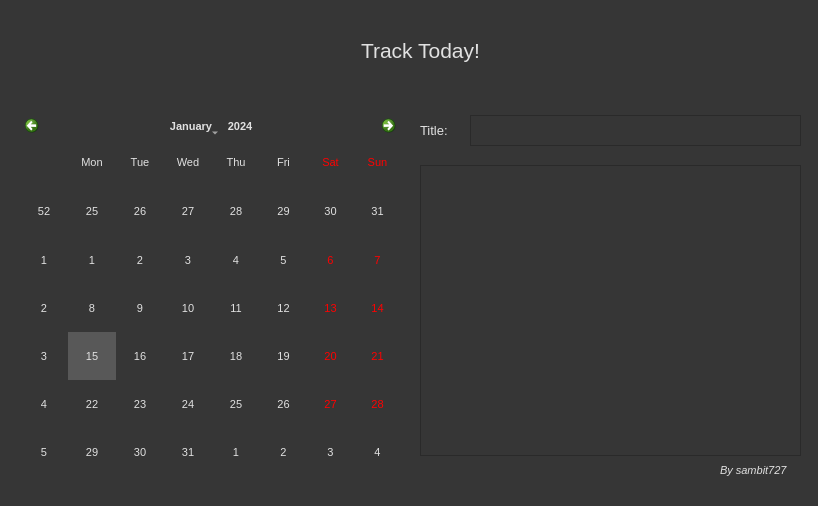
This is Diary App/diary.ui in sambit727/track-today as Qt 5 draws it before an edit. The edited form follows.
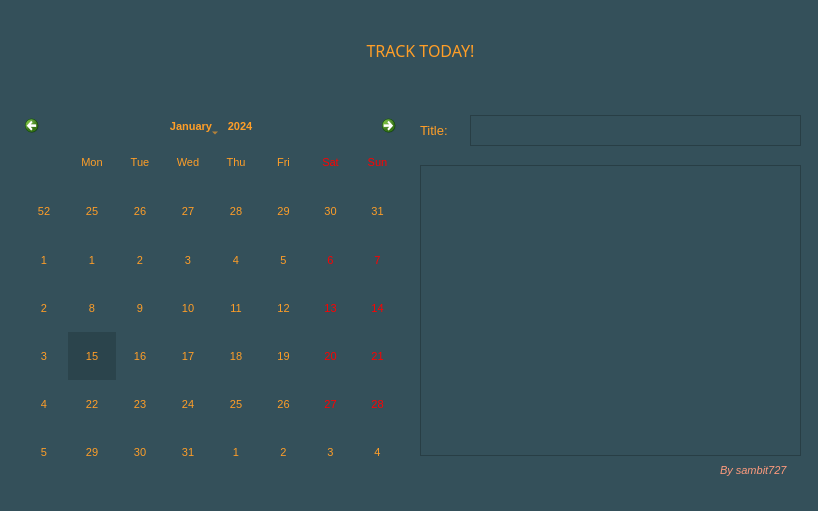
This is the edited form. Icons and pictures are not drawn.

Commit message:
Diary App_08.02.2021
14:16pm

```diff
--- a/Diary App/diary.ui
+++ b/Diary App/diary.ui
@@ -7,7 +7,7 @@
     <x>0</x>
     <y>0</y>
     <width>818</width>
-    <height>506</height>
+    <height>511</height>
    </rect>
   </property>
   <property name="palette">
@@ -25,9 +25,9 @@
      <colorrole role="Button">
       <brush brushstyle="SolidPattern">
        <color alpha="255">
-        <red>54</red>
-        <green>54</green>
-        <blue>54</blue>
+        <red>52</red>
+        <green>80</green>
+        <blue>90</blue>
        </color>
       </brush>
      </colorrole>
@@ -97,18 +97,18 @@
      <colorrole role="Base">
       <brush brushstyle="SolidPattern">
        <color alpha="255">
-        <red>54</red>
-        <green>54</green>
-        <blue>54</blue>
+        <red>52</red>
+        <green>80</green>
+        <blue>90</blue>
        </color>
       </brush>
      </colorrole>
      <colorrole role="Window">
       <brush brushstyle="SolidPattern">
        <color alpha="255">
-        <red>54</red>
-        <green>54</green>
-        <blue>54</blue>
+        <red>52</red>
+        <green>80</green>
+        <blue>90</blue>
        </color>
       </brush>
      </colorrole>
@@ -171,9 +171,9 @@
      <colorrole role="Button">
       <brush brushstyle="SolidPattern">
        <color alpha="255">
-        <red>54</red>
-        <green>54</green>
-        <blue>54</blue>
+        <red>52</red>
+        <green>80</green>
+        <blue>90</blue>
        </color>
       </brush>
      </colorrole>
@@ -243,18 +243,18 @@
      <colorrole role="Base">
       <brush brushstyle="SolidPattern">
        <color alpha="255">
-        <red>54</red>
-        <green>54</green>
-        <blue>54</blue>
+        <red>52</red>
+        <green>80</green>
+        <blue>90</blue>
        </color>
       </brush>
      </colorrole>
      <colorrole role="Window">
       <brush brushstyle="SolidPattern">
        <color alpha="255">
-        <red>54</red>
-        <green>54</green>
-        <blue>54</blue>
+        <red>52</red>
+        <green>80</green>
+        <blue>90</blue>
        </color>
       </brush>
      </colorrole>
@@ -317,9 +317,9 @@
      <colorrole role="Button">
       <brush brushstyle="SolidPattern">
        <color alpha="255">
-        <red>54</red>
-        <green>54</green>
-        <blue>54</blue>
+        <red>52</red>
+        <green>80</green>
+        <blue>90</blue>
        </color>
       </brush>
      </colorrole>
@@ -389,18 +389,18 @@
      <colorrole role="Base">
       <brush brushstyle="SolidPattern">
        <color alpha="255">
-        <red>54</red>
-        <green>54</green>
-        <blue>54</blue>
+        <red>52</red>
+        <green>80</green>
+        <blue>90</blue>
        </color>
       </brush>
      </colorrole>
      <colorrole role="Window">
       <brush brushstyle="SolidPattern">
        <color alpha="255">
-        <red>54</red>
-        <green>54</green>
-        <blue>54</blue>
+        <red>52</red>
+        <green>80</green>
+        <blue>90</blue>
        </color>
       </brush>
      </colorrole>
@@ -459,7 +459,7 @@
    <double>0.975000000000000</double>
   </property>
   <property name="styleSheet">
-   <string notr="true">background-color: rgb(54, 54, 54);</string>
+   <string notr="true">background-color: rgb(52, 80, 90);</string>
   </property>
   <widget class="QWidget" name="centralwidget">
    <widget class="QCalendarWidget" name="calendarWidget">
@@ -487,12 +487,12 @@
      <enum>Qt::StrongFocus</enum>
     </property>
     <property name="styleSheet">
-     <string notr="true">background-color: rgb(54, 54, 54);
+     <string notr="true">background-color: rgb(52, 80, 90);
 font: 8pt &quot;Bahnschrift&quot;;
-color: rgb(225, 225, 225);
-selection-background-color: rgb(88, 88, 88);
-selection-color: rgb(225, 225, 225);
-alternate-background-color: rgb(54, 54, 54);
+color: rgb(255, 158, 39);
+selection-background-color: rgb(43, 68, 76);
+selection-color: rgb(255, 158, 39);
+alternate-background-color: rgb(52, 80, 90);
 font: 8pt &quot;MS Shell Dlg 2&quot;;</string>
     </property>
     <property name="gridVisible">
@@ -561,7 +561,8 @@
      </font>
     </property>
     <property name="styleSheet">
-     <string notr="true">color: rgb(225, 225, 225);</string>
+     <string notr="true">color: rgb(255, 158, 39);
+</string>
     </property>
     <property name="text">
      <string>Title:</string>
@@ -607,17 +608,20 @@
     </property>
     <property name="font">
      <font>
-      <pointsize>16</pointsize>
+      <family>Montserrat</family>
+      <pointsize>12</pointsize>
       <weight>50</weight>
       <bold>false</bold>
       <kerning>true</kerning>
      </font>
     </property>
     <property name="styleSheet">
-     <string notr="true">color: rgb(225, 225, 225);</string>
+     <string notr="true">color: rgb(255, 158, 39);
+font-family: 'Montserrat', sans-serif;
+</string>
     </property>
     <property name="text">
-     <string>Track Today!</string>
+     <string>TRACK TODAY!</string>
     </property>
     <property name="alignment">
      <set>Qt::AlignCenter</set>
@@ -641,7 +645,7 @@
      </font>
     </property>
     <property name="styleSheet">
-     <string notr="true">color: rgb(225, 225, 225);</string>
+     <string notr="true">color: rgb(255, 155, 125);</string>
     </property>
     <property name="text">
      <string>By sambit727</string>
```
Left out of the diff: 2 changed lines with no effect on the pictures. The commit also changes 14 other files.
